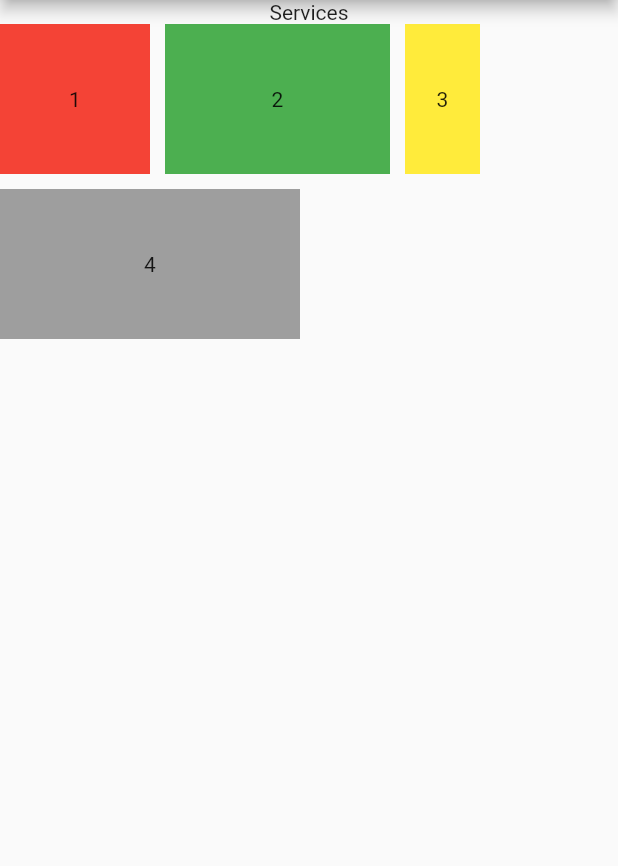
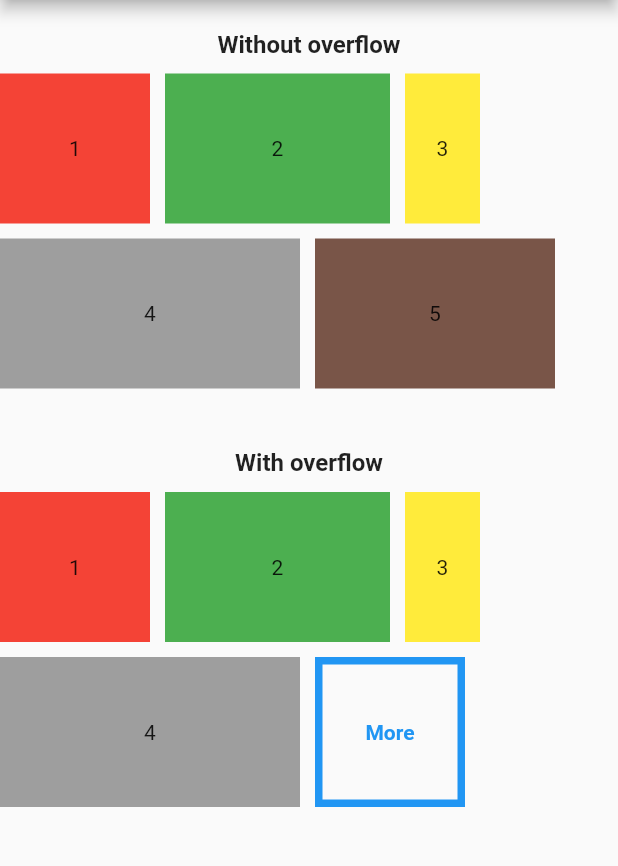
Before and after one commit to docputs/custom_wrap_app, a Flutter app: the screen it shows after launch, on a phone screen of 412 x 824 dp, the part 84-950 px from its top. Run offline on Flutter 3.47's test engine with Material 2 defaults, Android fonts, the phone set to English and light mode, and no system bars.

Commit message:
apply style to overflow widget

```diff
--- a/lib/app/home_page.dart
+++ b/lib/app/home_page.dart
@@ -15,14 +15,22 @@ class _HomePageState extends State<HomePage> {
       appBar: AppBar(
         title: const Text('Custom wrap'),
       ),
-      body: Column(
+      body: SingleChildScrollView(
+        child: Padding(
+          padding: const EdgeInsets.symmetric(vertical: 20),
+          child: Column(
             children: [
-          const Text('Services'),
+              const Text(
+                'Without overflow',
+                style: TextStyle(fontWeight: FontWeight.bold, fontSize: 16),
+              ),
+              const SizedBox(height: 10),
               OverflowedWrap(
                 maxLines: 2,
                 spacing: 10,
                 runSpacing: 10,
                 overflowWidget: Container(
+                  key: const ValueKey('overflow'),
                   color: Colors.blueAccent,
                   height: 100,
                   width: 100,
@@ -53,9 +61,81 @@ class _HomePageState extends State<HomePage> {
                     height: 100,
                     color: Colors.grey,
                   ),
+                  WrapItem(
+                    text: '5',
+                    width: 160,
+                    height: 100,
+                    color: Colors.brown,
+                  ),
+                ],
+              ),
+              const SizedBox(height: 40),
+              const Text(
+                'With overflow',
+                style: TextStyle(fontWeight: FontWeight.bold, fontSize: 16),
+              ),
+              const SizedBox(height: 10),
+              OverflowedWrap(
+                maxLines: 2,
+                spacing: 10,
+                runSpacing: 10,
+                overflowWidget: _buildOverflowWidget(),
+                children: const [
+                  WrapItem(
+                    text: '1',
+                    width: 100,
+                    height: 100,
+                    color: Colors.red,
+                  ),
+                  WrapItem(
+                    text: '2',
+                    width: 150,
+                    height: 100,
+                    color: Colors.green,
+                  ),
+                  WrapItem(
+                    text: '3',
+                    width: 50,
+                    height: 100,
+                    color: Colors.yellow,
+                  ),
+                  WrapItem(
+                    text: '4',
+                    width: 200,
+                    height: 100,
+                    color: Colors.grey,
+                  ),
+                  WrapItem(
+                    text: '5',
+                    width: 200,
+                    height: 100,
+                    color: Colors.brown,
+                  ),
                 ],
               ),
             ],
+          ),
+        ),
+      ),
+    );
+  }
+
+  Widget _buildOverflowWidget() {
+    return Container(
+      key: const ValueKey('overflow'),
+      height: 100,
+      width: 100,
+      child: const Center(
+        child: Text(
+          'More',
+          style: TextStyle(
+            color: Colors.blue,
+            fontWeight: FontWeight.bold,
+          ),
+        ),
+      ),
+      decoration: BoxDecoration(
+        border: Border.all(color: Colors.blue, width: 5),
       ),
     );
   }
```
Lines whose indentation alone changed are shown as unchanged.
